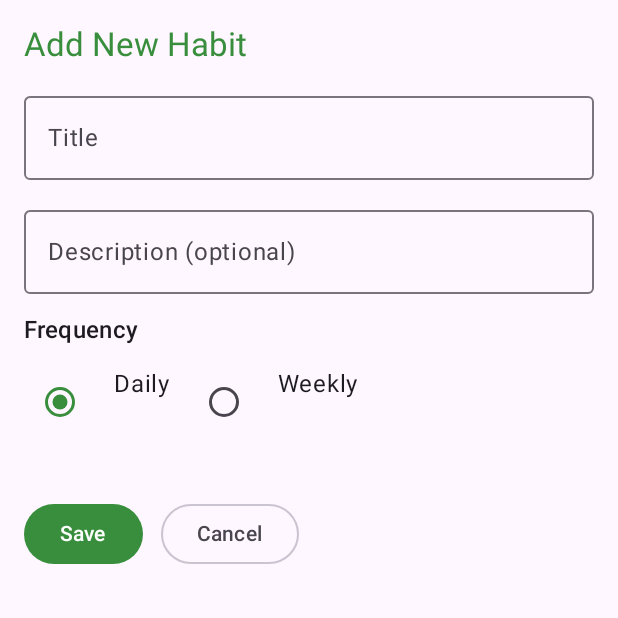
After one commit to fumio65/Bloom, an Android app built with Jetpack Compose: the composable AddHabitScreen shown on its own in the app's theme, on a phone screen of 412 x 824 dp, the top half of it. The commit adds this screen. Run offline under Robolectric (Android 15) with nearby library versions, the phone set to English and light mode, and no system bars; 1 statement that could not run was skipped.

Commit message:
feat(ui): create add habit screen with form fields

```diff
--- /dev/null
+++ b/app/src/main/java/com/example/bloom/ui/screens/addhabit/AddHabitScreen.kt
@@ -0,0 +1,92 @@
+package com.example.bloom.ui.screens.addhabit
+
+import androidx.compose.foundation.layout.*
+import androidx.compose.material3.*
+import androidx.compose.runtime.*
+import androidx.compose.runtime.saveable.rememberSaveable
+import androidx.compose.ui.Modifier
+import androidx.compose.ui.unit.dp
+import com.example.bloom.data.model.Frequency
+import com.example.bloom.data.model.Habit
+
+@Composable
+fun AddHabitScreen(
+    onHabitAdded: (Habit) -> Unit,
+    onCancel: () -> Unit
+) {
+    var title by rememberSaveable { mutableStateOf("") }
+    var description by rememberSaveable { mutableStateOf("") }
+    var frequency by rememberSaveable { mutableStateOf(Frequency.DAILY) }
+
+    Column(
+        modifier = Modifier
+            .fillMaxSize()
+            .padding(16.dp),
+        verticalArrangement = Arrangement.spacedBy(12.dp)
+    ) {
+        Text(
+            text = "Add New Habit",
+            style = MaterialTheme.typography.titleLarge,
+            color = MaterialTheme.colorScheme.primary
+        )
+
+        OutlinedTextField(
+            value = title,
+            onValueChange = { title = it },
+            label = { Text("Title") },
+            modifier = Modifier.fillMaxWidth(),
+            singleLine = true
+        )
+
+        OutlinedTextField(
+            value = description,
+            onValueChange = { description = it },
+            label = { Text("Description (optional)") },
+            modifier = Modifier.fillMaxWidth()
+        )
+
+        Text("Frequency", style = MaterialTheme.typography.titleMedium)
+
+        Row(
+            horizontalArrangement = Arrangement.spacedBy(12.dp)
+        ) {
+            RadioButton(
+                selected = frequency == Frequency.DAILY,
+                onClick = { frequency = Frequency.DAILY }
+            )
+            Text("Daily")
+
+            RadioButton(
+                selected = frequency == Frequency.WEEKLY,
+                onClick = { frequency = Frequency.WEEKLY }
+            )
+            Text("Weekly")
+        }
+
+        Spacer(modifier = Modifier.height(16.dp))
+
+        Row(
+            horizontalArrangement = Arrangement.spacedBy(12.dp)
+        ) {
+            Button(
+                onClick = {
+                    if (title.isNotBlank()) {
+                        val newHabit = Habit(
+                            id = (0..100000).random(), // temporary ID generator
+                            title = title,
+                            description = description.ifBlank { null },
+                            frequency = frequency
+                        )
+                        onHabitAdded(newHabit)
+                    }
+                }
+            ) {
+                Text("Save")
+            }
+
+            OutlinedButton(onClick = onCancel) {
+                Text("Cancel")
+            }
+        }
+    }
+}
--- a/app/src/main/java/com/example/bloom/viewmodel/ViewModelPlaceholder.kt
+++ /dev/null
@@ -1 +0,0 @@
-package com.example.bloom.viewmodel
```
Also changed, not shown: app/src/main/java/com/example/bloom/MainActivity.kt (+11 -19 lines), app/src/main/java/com/example/bloom/viewmodel/HabitViewModel.kt (added, +38 -0 lines).
